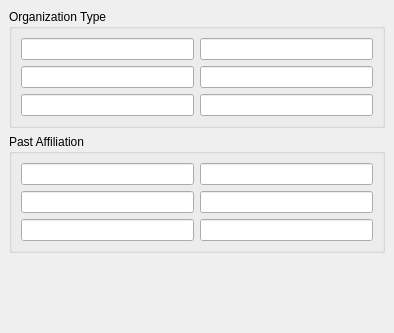
The window that protocols/oscar/icq/ui/icqorgaffinfowidget.ui (KDE/kopete) describes before a commit, drawn with Qt 5.
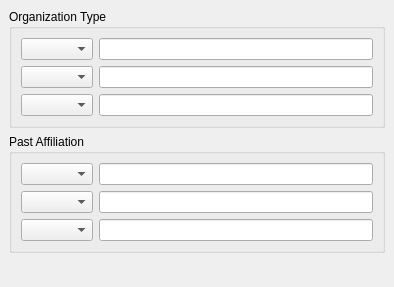
The same window after the commit.

The edit to the form file:
```diff
--- a/protocols/oscar/icq/ui/icqorgaffinfowidget.ui
+++ b/protocols/oscar/icq/ui/icqorgaffinfowidget.ui
@@ -6,7 +6,7 @@
     <x>0</x>
     <y>0</y>
     <width>394</width>
-    <height>333</height>
+    <height>287</height>
    </rect>
   </property>
   <property name="windowTitle" >
@@ -31,23 +31,35 @@
       <property name="spacing" >
        <number>6</number>
       </property>
+      <item row="0" column="0" >
+       <widget class="QComboBox" name="org1CategoryCombo" />
+      </item>
+      <item row="0" column="1" >
+       <widget class="QLineEdit" name="org1KeywordEdit" >
+        <property name="readOnly" >
+         <bool>true</bool>
+        </property>
+       </widget>
+      </item>
       <item row="1" column="0" >
-       <widget class="QLineEdit" name="org2CategoryEdit" />
-      </item>
-      <item row="2" column="0" >
-       <widget class="QLineEdit" name="org3CategoryEdit" />
+       <widget class="QComboBox" name="org2CategoryCombo" />
       </item>
       <item row="1" column="1" >
-       <widget class="QLineEdit" name="org2KeywordEdit" />
+       <widget class="QLineEdit" name="org2KeywordEdit" >
+        <property name="readOnly" >
+         <bool>true</bool>
+        </property>
+       </widget>
+      </item>
+      <item row="2" column="0" >
+       <widget class="QComboBox" name="org3CategoryCombo" />
       </item>
       <item row="2" column="1" >
-       <widget class="QLineEdit" name="org3KeywordEdit" />
-      </item>
-      <item row="0" column="0" >
-       <widget class="QLineEdit" name="org1CategoryEdit" />
-      </item>
-      <item row="0" column="1" >
-       <widget class="QLineEdit" name="org1KeywordEdit" />
+       <widget class="QLineEdit" name="org3KeywordEdit" >
+        <property name="readOnly" >
+         <bool>true</bool>
+        </property>
+       </widget>
       </item>
      </layout>
     </widget>
@@ -65,22 +77,34 @@
        <number>6</number>
       </property>
       <item row="0" column="0" >
-       <widget class="QLineEdit" name="aff1CategoryEdit" />
+       <widget class="QComboBox" name="aff1CategoryCombo" />
       </item>
       <item row="0" column="1" >
-       <widget class="QLineEdit" name="aff1KeywordEdit" />
+       <widget class="QLineEdit" name="aff1KeywordEdit" >
+        <property name="readOnly" >
+         <bool>true</bool>
+        </property>
+       </widget>
       </item>
       <item row="1" column="0" >
-       <widget class="QLineEdit" name="aff2CategoryEdit" />
+       <widget class="QComboBox" name="aff2CategoryCombo" />
+      </item>
+      <item row="1" column="1" >
+       <widget class="QLineEdit" name="aff2KeywordEdit" >
+        <property name="readOnly" >
+         <bool>true</bool>
+        </property>
+       </widget>
       </item>
       <item row="2" column="0" >
-       <widget class="QLineEdit" name="aff3CategoryEdit" />
+       <widget class="QComboBox" name="aff3CategoryCombo" />
       </item>
       <item row="2" column="1" >
-       <widget class="QLineEdit" name="aff3KeywordEdit" />
-      </item>
-      <item row="1" column="1" >
-       <widget class="QLineEdit" name="aff2KeywordEdit" />
+       <widget class="QLineEdit" name="aff3KeywordEdit" >
+        <property name="readOnly" >
+         <bool>true</bool>
+        </property>
+       </widget>
       </item>
      </layout>
     </widget>
```
Left out of the diff: 12 changed lines with no effect on the pictures.
